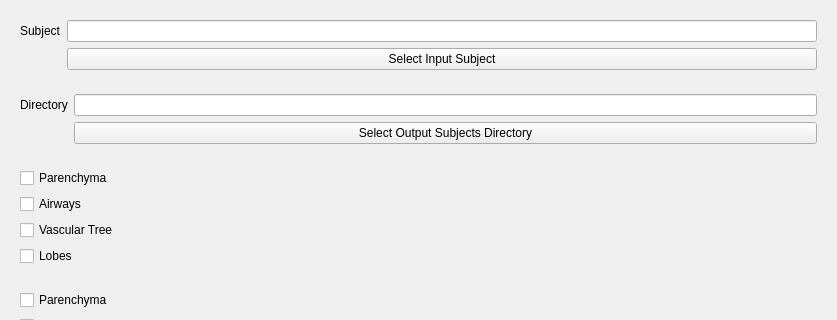
Above: LungSegmentation/Resources/UI/LungSegmentation.ui from FlorianDAVAUX/SlicerLungSegmentation before the change; both pictures show x 0 to 837 and y 0 to 320 of the 837 by 697 pixel window. Below: the same form after it.
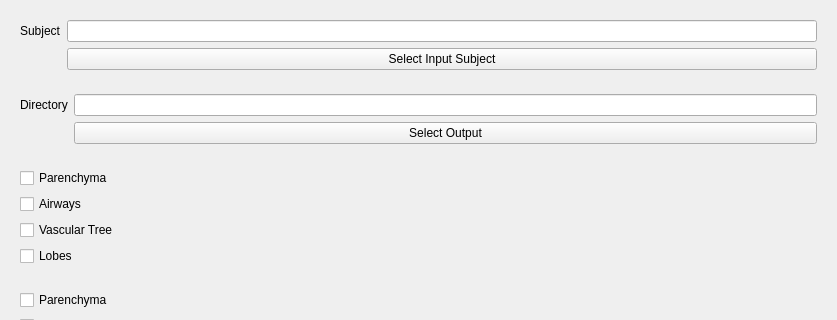
That is the form after the change. Custom widgets are drawn as their Qt base class.

```diff
--- a/LungSegmentation/Resources/UI/LungSegmentation.ui
+++ b/LungSegmentation/Resources/UI/LungSegmentation.ui
@@ -56,7 +56,7 @@
       <item row="1" column="1">
        <widget class="QPushButton" name="browseOutputButton">
         <property name="text">
-         <string>Select Output Subjects Directory</string>
+         <string>Select Output</string>
         </property>
        </widget>
       </item>
```
